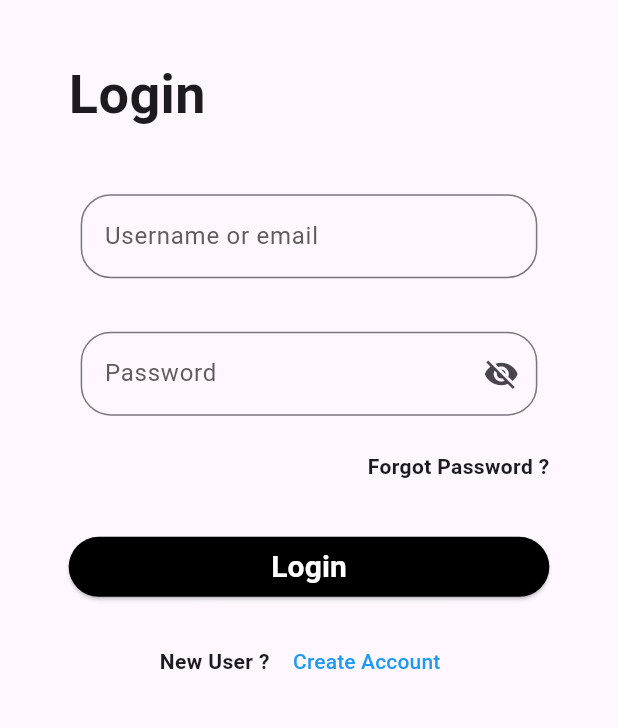
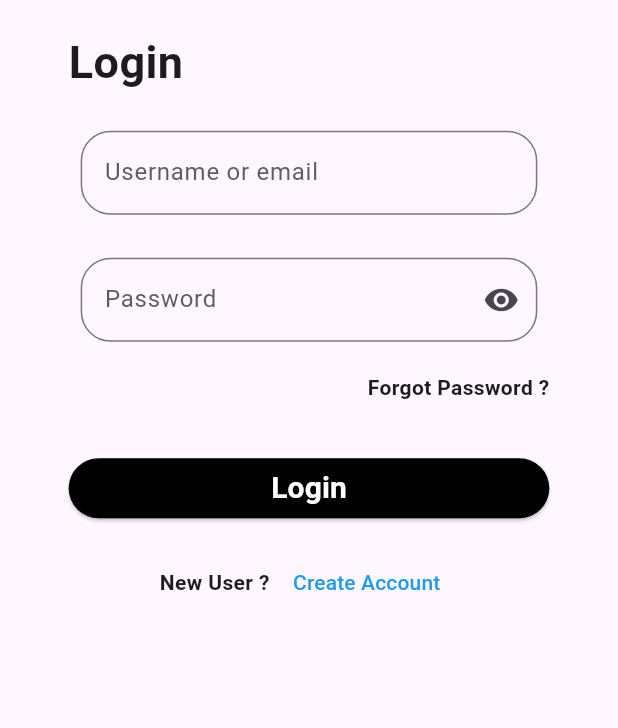
Before and after one commit to navaneeth0041/priyamvada_trial, a Flutter app: the screen it shows after launch, on a phone screen of 412 x 824 dp, the part 344-1072 px from its top. Run offline on Flutter 3.47's test engine with Material 3 defaults, Android fonts, the light colour scheme and no system bars.

Commit message:
bug fix: passwordField

```diff
--- a/t_1/lib/Widgets/pass_form_field.dart
+++ b/t_1/lib/Widgets/pass_form_field.dart
@@ -36,7 +36,7 @@ class _PassFormFieldState extends State<PassFormField> {
             ),
             suffixIcon: widget.suffixIcon != null
                 ? IconButton(
-                    icon: Icon(_isObscure ? Icons.visibility_off : Icons.visibility),
+                    icon: Icon(_isObscure ? Icons.visibility : Icons.visibility_off),
                     onPressed: () {
                       setState(() {
                         _isObscure = !_isObscure;
--- a/t_1/lib/views/pre_auth/sign_in_view.dart
+++ b/t_1/lib/views/pre_auth/sign_in_view.dart
@@ -33,24 +33,24 @@ class _LoginState extends State<Login> {
                 child: Center(child: Image.asset("Assets/appLogo.png")),
               ),
               SizedBox(
-                height: MediaQuery.of(context).size.height / 22,
+                height: MediaQuery.of(context).size.height / 42,
               ),
               const Text(
                 "Login",
-                style: TextStyle(fontWeight: FontWeight.bold, fontSize: 36),
+                style: TextStyle(fontWeight: FontWeight.bold, fontSize: 30),
               ),
               SizedBox(
-                height: MediaQuery.of(context).size.height / 25,
+                height: MediaQuery.of(context).size.height / 50,
               ),
               const TxtFormField(hintText: "Username or email", obscureText: false),
               SizedBox(
-                height: MediaQuery.of(context).size.height / 42,
+                height: MediaQuery.of(context).size.height / 65,
               ),
               PassFormField(hintText: "Password", obscureText: !_isPasswordVisible,suffixIcon: _isPasswordVisible
                                       ? Icons.visibility
                                       : Icons.visibility_off,),
               SizedBox(
-                height: MediaQuery.of(context).size.height / 52,
+                height: MediaQuery.of(context).size.height / 65,
               ),
               const Row(
                 mainAxisAlignment: MainAxisAlignment.end,
```
